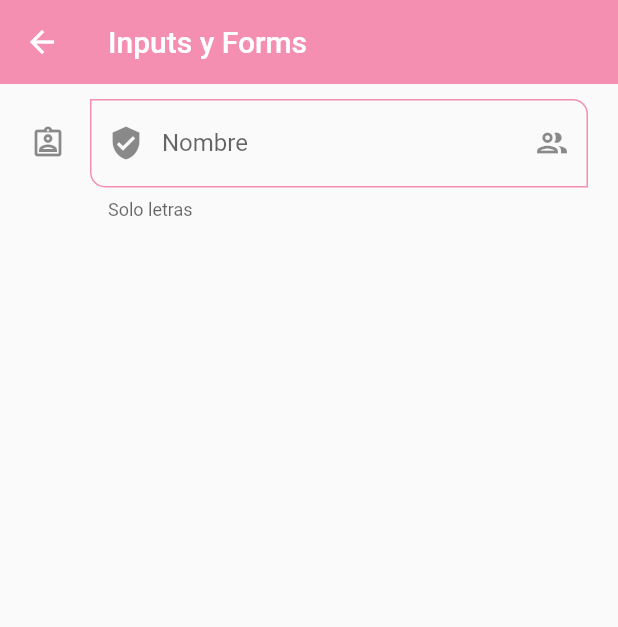
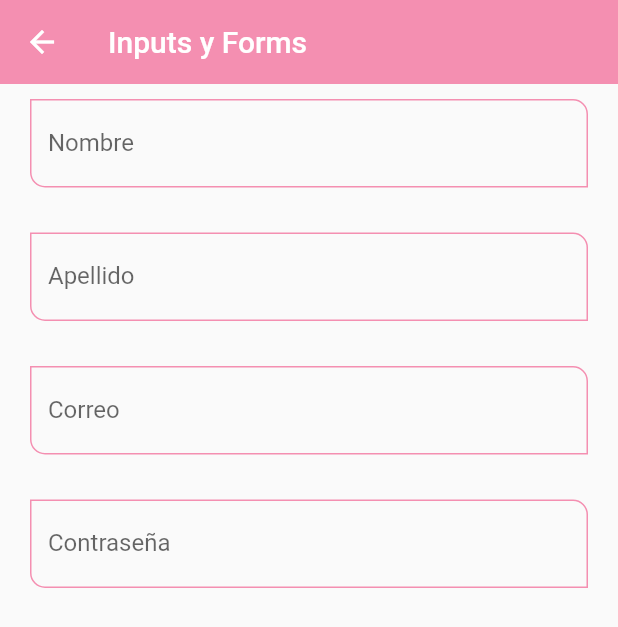
Before and after one commit to valfranciscangeli/fl_components, a Flutter app: the InputsScreen screen opened by its route, on a phone screen of 412 x 824 dp. Shown: the top 627 px of the screen. Run offline on Flutter 3.47's test engine with Material 2 defaults, Android fonts, the phone set to English and light mode, and no system bars.

Commit message:
fin clase 90

```diff
--- a/lib/screens/inputs_screen.dart
+++ b/lib/screens/inputs_screen.dart
@@ -1,4 +1,6 @@
+import 'package:fl_components/widgets/widgets.dart';
 import 'package:flutter/material.dart';
+
 
 class InputsScreen extends StatelessWidget {
   const InputsScreen({Key? key}) : super(key: key);
@@ -12,35 +14,28 @@ class InputsScreen extends StatelessWidget {
         body: SingleChildScrollView(
           child: Padding(
             padding: const EdgeInsets.symmetric(horizontal: 20, vertical: 10),
-            child: Column(children: [
-              TextFormField(
-                autofocus: false,
-                initialValue: null,
-                textCapitalization: TextCapitalization.words,
-                onChanged: (value) {
-                  print(value);
-                },
-                validator: (value) {
-                  if (value == null) return 'Este campo es requerido';
-                  return value.length < 3 ? 'Minimo de 3 letras' : null;
-                },
-                autovalidateMode: AutovalidateMode.onUserInteraction,
-                decoration: const InputDecoration(
-                    hintText: 'Nombre del usuario',
-                    labelText: 'Nombre',
-                    helperText: 'Solo letras',
-                    prefixIcon: Icon(Icons.verified_user),
-                    suffixIcon: Icon(Icons.group_outlined),
-                    icon: Icon(Icons.assignment_ind_outlined),
-                    // focusedBorder: OutlineInputBorder(
-                    //     borderSide: BorderSide(color: Colors.green)),
-                    // border: OutlineInputBorder(
-                    //     borderRadius: BorderRadius.only(
-                    //   bottomLeft: Radius.circular(10),
-                    //   topRight: Radius.circular(10),
-                    // ))
-                    ),
-              ),
+            child: Column(children: const [
+              CustomInputField(
+                hintText: 'Nombre del usuario',
+                laberText: 'Nombre',
+               ),
+               SizedBox(height: 30,),
+               CustomInputField(
+                hintText: 'Apellido del usuario',
+                laberText: 'Apellido',
+               ),
+               SizedBox(height: 30,),
+               CustomInputField(
+                hintText: 'Correo del usuario',
+                laberText: 'Correo',
+                keyboardType: TextInputType.emailAddress,
+               ),
+               SizedBox(height: 30,),
+               CustomInputField(
+                hintText: 'Contraseña',
+                laberText: 'Contraseña',
+                isPassword: true,
+               ),
             ]),
           ),
         ));
--- /dev/null
+++ b/lib/widgets/custom_input_field.dart
@@ -0,0 +1,51 @@
+import 'package:flutter/material.dart';
+
+class CustomInputField extends StatelessWidget {
+  final String? hintText;
+  final String? laberText;
+  final String? helperText;
+  final IconData? icon;
+  final IconData? suffixIcon;
+  final IconData? prefixIcon;
+  final TextInputType? keyboardType;
+  final bool isPassword;
+
+  const CustomInputField(
+      {this.hintText,
+      this.laberText,
+      this.helperText,
+      Key? key,
+      this.icon,
+      this.suffixIcon,
+      this.prefixIcon,
+      this.keyboardType,
+      this.isPassword = false})
+      : super(key: key);
+
+  @override
+  Widget build(BuildContext context) {
+    return TextFormField(
+      autofocus: false,
+      initialValue: null,
+      textCapitalization: TextCapitalization.words,
+      keyboardType: keyboardType,
+      obscureText: isPassword,
+      onChanged: (value) {
+        print(value);
+      },
+      validator: (value) {
+        if (value == null) return 'Este campo es requerido';
+        return value.length < 3 ? 'Minimo de 3 letras' : null;
+      },
+      autovalidateMode: AutovalidateMode.onUserInteraction,
+      decoration: InputDecoration(
+        hintText: hintText,
+        labelText: laberText,
+        helperText: helperText,
+        prefixIcon: prefixIcon == null ? null : Icon(prefixIcon),
+        suffixIcon: suffixIcon == null ? null : Icon(suffixIcon),
+        icon: icon == null ? null : Icon(icon),
+      ),
+    );
+  }
+}
--- a/lib/widgets/widgets.dart
+++ b/lib/widgets/widgets.dart
@@ -1,2 +1,4 @@
+export 'package:fl_components/widgets/custom_input_field.dart';
+
 export 'package:fl_components/widgets/custom_car_type1.dart';
 export 'package:fl_components/widgets/custom_car_type2.dart';
```
